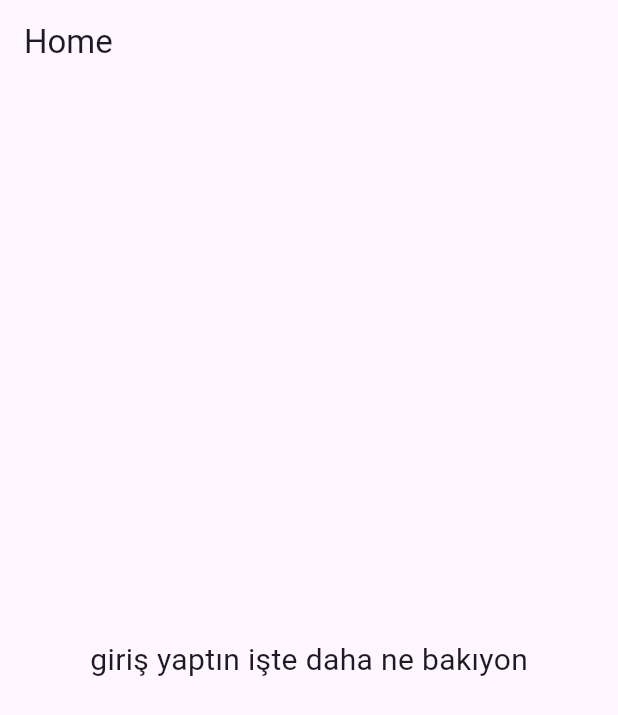
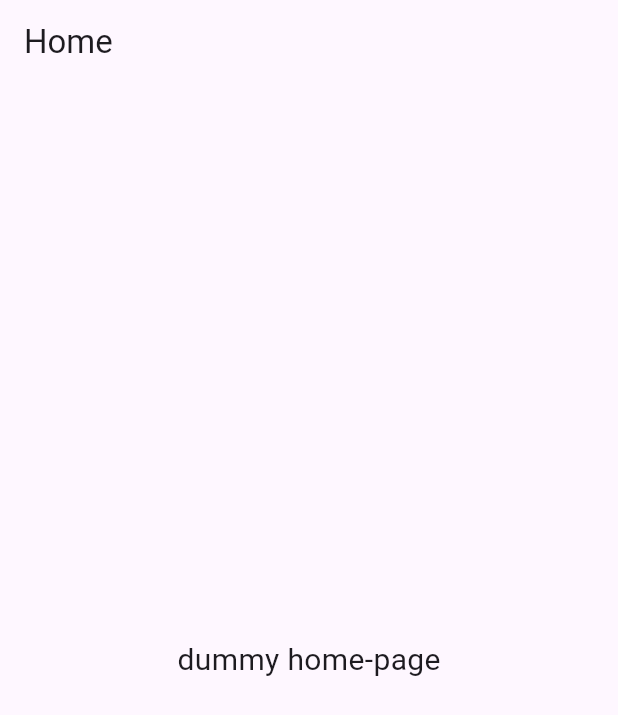
Before and after one commit to gonulgulsen/water_wise, a Flutter app: the HomePage screen opened directly, on a phone screen of 412 x 824 dp. Shown: the top 715 px of the screen. Run offline on Flutter 3.47's test engine with Material 3 defaults, Android fonts, the phone set to English and light mode, and no system bars.

Commit message:
dummy homepage eklendi

```diff
--- a/lib/screens/home_page.dart
+++ b/lib/screens/home_page.dart
@@ -11,7 +11,7 @@ class HomePage extends StatelessWidget {
       appBar: AppBar(title: const Text("Home")),
       body: const Center(
         child: Text(
-          "giriş yaptın işte daha ne bakıyon",
+          "dummy home-page",
           style: TextStyle(fontSize: 20),
         ),
       ),
```
